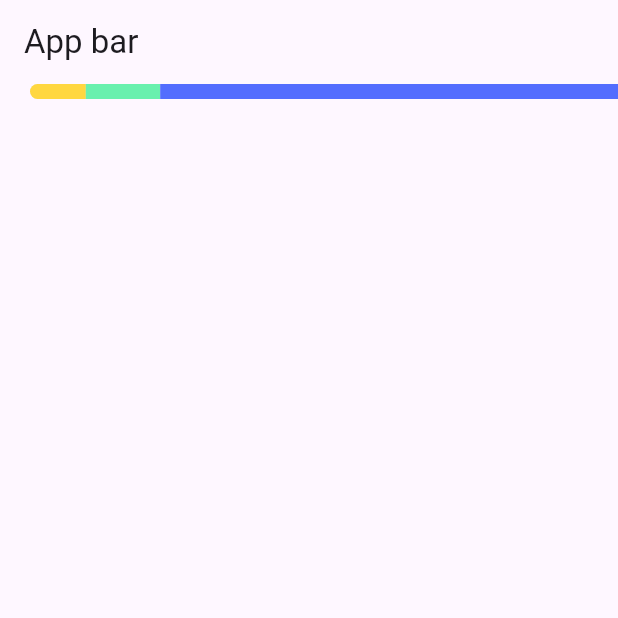
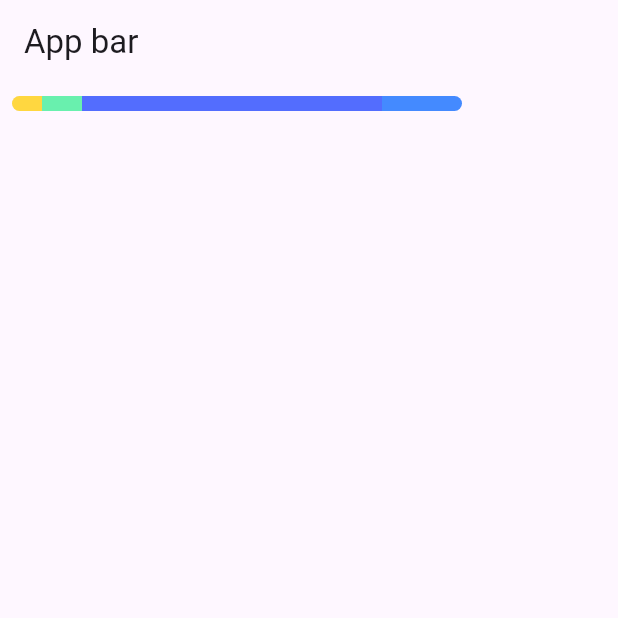
Before and after one commit to sparkwud/budgety, a Flutter app: the screen it shows after launch, on a phone screen of 412 x 824 dp, the top half of it. Run offline on Flutter 3.47's test engine with Material 2 defaults, Android fonts, the phone set to English and light mode, and no system bars.

Commit message:
Some silly code

```diff
--- a/lib/components/expense_bar.dart
+++ b/lib/components/expense_bar.dart
@@ -9,11 +9,11 @@ class Expense {
   const Expense(this.amount, this.color);
 }
 
-class ExpenseBar extends CustomPainter {
+class _ExpenseBar extends CustomPainter {
   final List<Expense> expenseData;
   final double totalBudget;
 
-  ExpenseBar({required this.expenseData, required this.totalBudget});
+  _ExpenseBar({required this.expenseData, required this.totalBudget});
 
   @override
   void paint(Canvas canvas, Size size) {
@@ -52,3 +52,22 @@ class ExpenseBar extends CustomPainter {
   @override
   bool shouldRepaint(covariant CustomPainter oldDelegate) => false;
 }
+
+class ExpenseBar extends StatelessWidget {
+  final List<Expense> expenseData;
+  final double totalBudget;
+
+  const ExpenseBar({super.key, required this.expenseData, required this.totalBudget});
+
+  @override
+  Widget build(BuildContext context) {
+    return LayoutBuilder(
+      builder: (BuildContext context, BoxConstraints constraints) {
+        return CustomPaint(
+          size: Size(constraints.maxWidth , 10),
+          painter: _ExpenseBar(expenseData: expenseData, totalBudget: totalBudget),
+        );
+      },
+    );
+  }
+}
--- a/lib/screens/home.dart
+++ b/lib/screens/home.dart
@@ -10,18 +10,24 @@ class Home extends StatelessWidget {
         appBar: AppBar(
           title: const Text("App bar", textAlign: TextAlign.center),
         ),
-        body: Container(
-          padding: const EdgeInsetsDirectional.symmetric(horizontal: 20.0),
-          child: CustomPaint(
-            size: const Size(double.maxFinite, 10),
-            painter: ExpenseBar(expenseData: const [
-              Expense(30000.00, Colors.amberAccent),
-              Expense(40000.00, Colors.greenAccent),
-              Expense(300000.00, Colors.indigoAccent),
-              Expense(80000.00, Colors.blueAccent),
-            ], totalBudget: 300000.00),
-          ),
-        )
-    );
+        body: const Column(
+          children: [
+            Padding(
+              padding: EdgeInsets.all(8.0),
+              child: SizedBox(
+                width: 200,
+                child: ExpenseBar(
+                  expenseData: [
+                    Expense(30000.00, Colors.amberAccent),
+                    Expense(40000.00, Colors.greenAccent),
+                    Expense(300000.00, Colors.indigoAccent),
+                    Expense(80000.00, Colors.blueAccent),
+                  ],
+                  totalBudget: 300000,
+                ),
+              ),
+            ),
+          ],
+        ));
   }
 }
```
